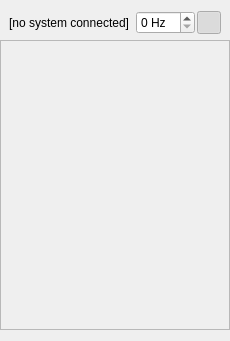
The window that src/ui/QGCRemoteControlView.ui (mpaperno/qgroundcontrol_aq) describes before a commit, drawn with Qt 5.
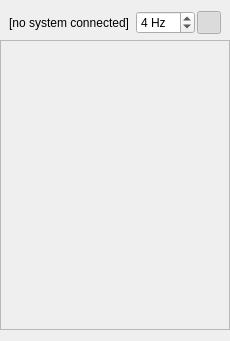
The same window after the commit. Icons and pictures are not drawn.

What changed in the file:
```diff
--- a/src/ui/QGCRemoteControlView.ui
+++ b/src/ui/QGCRemoteControlView.ui
@@ -68,6 +68,9 @@
        <property name="maximum">
         <number>50</number>
        </property>
+       <property name="value">
+        <number>4</number>
+       </property>
       </widget>
      </item>
      <item>
```
